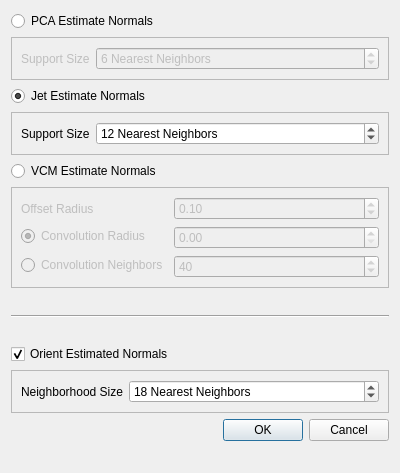
Before: the Qt Designer form Polyhedron/demo/Polyhedron/Plugins/Point_set/Point_set_normal_estimation_plugin.ui in CGAL/cgal, drawn with Qt 5.
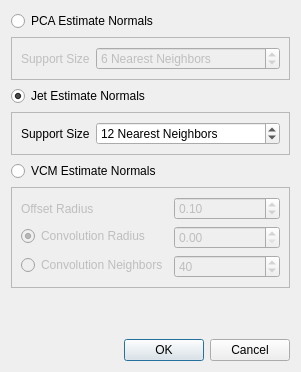
After: the same form once the commit is applied.

Commit message: Orient normal plugin with selected seed + separation from estimation

The edit to the form file:
```diff
--- a/Polyhedron/demo/Polyhedron/Plugins/Point_set/Point_set_normal_estimation_plugin.ui
+++ b/Polyhedron/demo/Polyhedron/Plugins/Point_set/Point_set_normal_estimation_plugin.ui
@@ -6,8 +6,8 @@
    <rect>
     <x>0</x>
     <y>0</y>
-    <width>400</width>
-    <height>473</height>
+    <width>301</width>
+    <height>372</height>
    </rect>
   </property>
   <property name="windowTitle">
@@ -201,74 +201,6 @@
      </property>
     </spacer>
    </item>
-   <item>
-    <widget class="Line" name="line">
-     <property name="orientation">
-      <enum>Qt::Horizontal</enum>
-     </property>
-    </widget>
-   </item>
-   <item>
-    <spacer name="verticalSpacer_2">
-     <property name="orientation">
-      <enum>Qt::Vertical</enum>
-     </property>
-     <property name="sizeHint" stdset="0">
-      <size>
-       <width>20</width>
-       <height>40</height>
-      </size>
-     </property>
-    </spacer>
-   </item>
-   <item>
-    <widget class="QCheckBox" name="buttonOrient">
-     <property name="text">
-      <string>Orient Estimated Normals</string>
-     </property>
-     <property name="checked">
-      <bool>true</bool>
-     </property>
-    </widget>
-   </item>
-   <item>
-    <widget class="QFrame" name="frame_4">
-     <property name="frameShape">
-      <enum>QFrame::StyledPanel</enum>
-     </property>
-     <property name="frameShadow">
-      <enum>QFrame::Raised</enum>
-     </property>
-     <layout class="QFormLayout" name="formLayout_5">
-      <property name="fieldGrowthPolicy">
-       <enum>QFormLayout::AllNonFixedFieldsGrow</enum>
-      </property>
-      <item row="0" column="0">
-       <widget class="QLabel" name="neighborhoodSizeLabel">
-        <property name="text">
-         <string>Neighborhood Size</string>
-        </property>
-       </widget>
-      </item>
-      <item row="0" column="1">
-       <widget class="QSpinBox" name="m_orient_neighbors">
-        <property name="suffix">
-         <string> Nearest Neighbors</string>
-        </property>
-        <property name="minimum">
-         <number>6</number>
-        </property>
-        <property name="maximum">
-         <number>100000000</number>
-        </property>
-        <property name="value">
-         <number>18</number>
-        </property>
-       </widget>
-      </item>
-     </layout>
-    </widget>
-   </item>
    <item>
     <widget class="QDialogButtonBox" name="buttonBox">
      <property name="orientation">
@@ -279,19 +211,6 @@
      </property>
     </widget>
    </item>
-   <item>
-    <spacer name="verticalSpacer_3">
-     <property name="orientation">
-      <enum>Qt::Vertical</enum>
-     </property>
-     <property name="sizeHint" stdset="0">
-      <size>
-       <width>20</width>
-       <height>40</height>
-      </size>
-     </property>
-    </spacer>
-   </item>
   </layout>
  </widget>
  <resources/>
```
Left out of the diff: 16 changed lines with no effect on the pictures. The commit also changes 1 other file.
